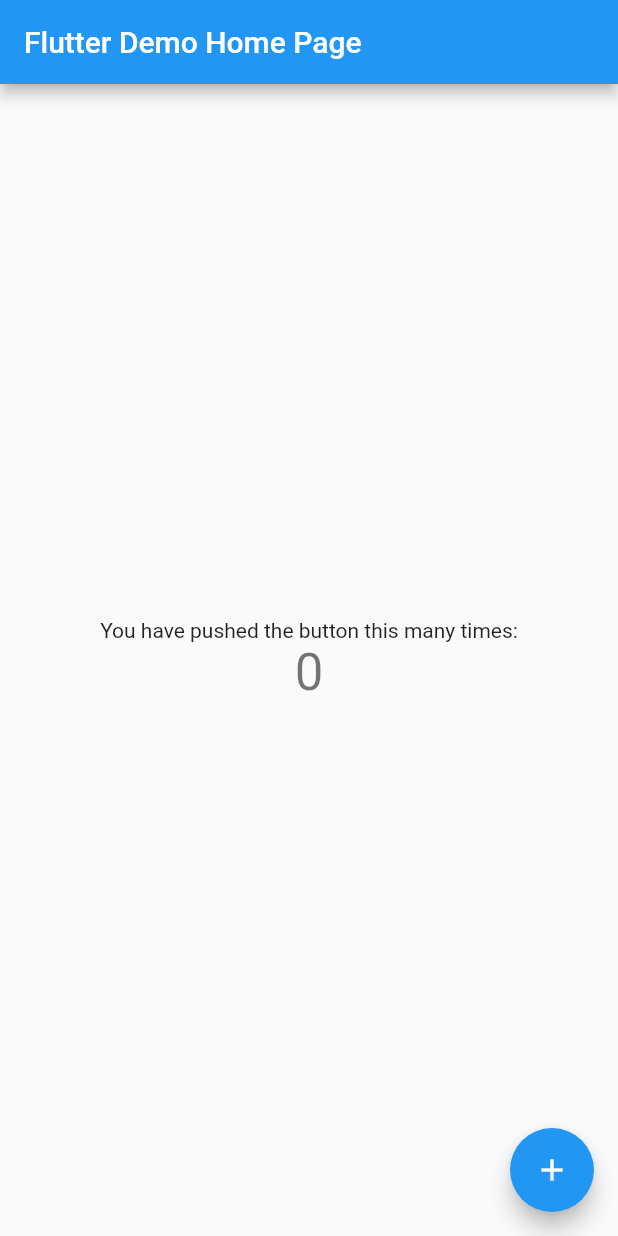
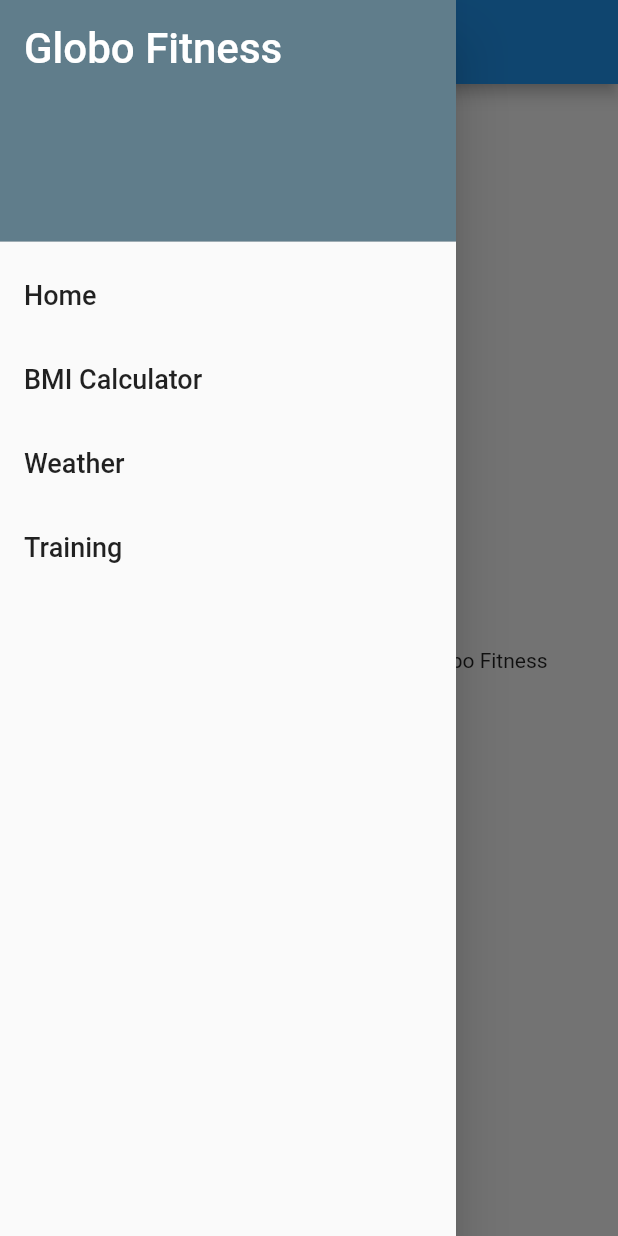
Before and after one commit to mrmodise/bmi_calculat, a Flutter app: the screen it shows after launch, with the side drawer open (before the commit the screen has no drawer), on a phone screen of 412 x 824 dp. Run offline on Flutter 3.47's test engine with Material 2 defaults, Android fonts, the phone set to English and light mode, and no system bars.

Commit message:
feat: add bmi, intro and drawer screens

```diff
--- a/lib/bmi_screen.dart
+++ b/lib/bmi_screen.dart
@@ -1,4 +1,5 @@
 import 'package:flutter/material.dart';
+import 'menu_drawer.dart';
 
 class BmiScreen extends StatelessWidget {
   const BmiScreen({Key? key}) : super(key: key);
@@ -7,8 +8,8 @@ class BmiScreen extends StatelessWidget {
   Widget build(BuildContext context) {
     return Scaffold(
       appBar: AppBar(title: const Text('BMI Calculator')),
-      bottomNavigationBar: MenuBottom(),
-      drawer: MenuDrawer(),
+      // bottomNavigationBar: MenuBottom(),
+      drawer: const MenuDrawer(),
       body: const Center(child: FlutterLogo()),
     );
   }
--- /dev/null
+++ b/lib/intro_screen.dart
@@ -0,0 +1,14 @@
+import 'package:flutter/material.dart';
+import 'package:bmi_calculator/menu_drawer.dart';
+
+class IntroScreen extends StatelessWidget {
+  const IntroScreen({Key? key}) : super(key: key);
+
+  @override
+  Widget build(BuildContext context) {
+    return Scaffold(
+      appBar: AppBar(title: const Text('Globo Fitness')),
+      drawer: const MenuDrawer(),
+    );
+  }
+}
--- a/lib/main.dart
+++ b/lib/main.dart
@@ -1,3 +1,4 @@
+import 'package:bmi_calculator/menu_drawer.dart';
 import 'package:flutter/material.dart';
 
 void main() {
@@ -11,105 +12,13 @@ class MyApp extends StatelessWidget {
   @override
   Widget build(BuildContext context) {
     return MaterialApp(
-      title: 'Flutter Demo',
-      theme: ThemeData(
-        // This is the theme of your application.
-        //
-        // Try running your application with "flutter run". You'll see the
-        // application has a blue toolbar. Then, without quitting the app, try
-        // changing the primarySwatch below to Colors.green and then invoke
-        // "hot reload" (press "r" in the console where you ran "flutter run",
-        // or simply save your changes to "hot reload" in a Flutter IDE).
-        // Notice that the counter didn't reset back to zero; the application
-        // is not restarted.
-        primarySwatch: Colors.blue,
-      ),
-      home: const MyHomePage(title: 'Flutter Demo Home Page'),
+      home: Scaffold(
+        appBar: AppBar(title: const Text('Globo Fitness')),
+        drawer: const MenuDrawer(),
+        body: const Center(
+          child: Text('Commit to be fit, dare ti be great with Globo Fitness'),
+        ),
+      )
     );
   }
 }
-
-class MyHomePage extends StatefulWidget {
-  const MyHomePage({Key? key, required this.title}) : super(key: key);
-
-  // This widget is the home page of your application. It is stateful, meaning
-  // that it has a State object (defined below) that contains fields that affect
-  // how it looks.
-
-  // This class is the configuration for the state. It holds the values (in this
-  // case the title) provided by the parent (in this case the App widget) and
-  // used by the build method of the State. Fields in a Widget subclass are
-  // always marked "final".
-
-  final String title;
-
-  @override
-  State<MyHomePage> createState() => _MyHomePageState();
-}
-
-class _MyHomePageState extends State<MyHomePage> {
-  int _counter = 0;
-
-  void _incrementCounter() {
-    setState(() {
-      // This call to setState tells the Flutter framework that something has
-      // changed in this State, which causes it to rerun the build method below
-      // so that the display can reflect the updated values. If we changed
-      // _counter without calling setState(), then the build method would not be
-      // called again, and so nothing would appear to happen.
-      _counter++;
-    });
-  }
-
-  @override
-  Widget build(BuildContext context) {
-    // This method is rerun every time setState is called, for instance as done
-    // by the _incrementCounter method above.
-    //
-    // The Flutter framework has been optimized to make rerunning build methods
-    // fast, so that you can just rebuild anything that needs updating rather
-    // than having to individually change instances of widgets.
-    return Scaffold(
-      appBar: AppBar(
-        // Here we take the value from the MyHomePage object that was created by
-        // the App.build method, and use it to set our appbar title.
-        title: Text(widget.title),
-      ),
-      body: Center(
-        // Center is a layout widget. It takes a single child and positions it
-        // in the middle of the parent.
-        child: Column(
-          // Column is also a layout widget. It takes a list of children and
-          // arranges them vertically. By default, it sizes itself to fit its
-          // children horizontally, and tries to be as tall as its parent.
-          //
-          // Invoke "debug painting" (press "p" in the console, choose the
-          // "Toggle Debug Paint" action from the Flutter Inspector in Android
-          // Studio, or the "Toggle Debug Paint" command in Visual Studio Code)
-          // to see the wireframe for each widget.
-          //
-          // Column has various properties to control how it sizes itself and
-          // how it positions its children. Here we use mainAxisAlignment to
-          // center the children vertically; the main axis here is the vertical
-          // axis because Columns are vertical (the cross axis would be
-          // horizontal).
-          mainAxisAlignment: MainAxisAlignment.center,
-          children: <Widget>[
-            const Text(
-              'You have pushed the button this many times:',
-            ),
-            Text(
-              '$_counter',
-              style: Theme.of(context).textTheme.headline4,
-            ),
-          ],
-        ),
-      ),
-      floatingActionButton: FloatingActionButton(
-        onPressed: _incrementCounter,
-        tooltip: 'Increment',
-        child: const Icon(Icons.add),
-      ), // This trailing comma makes auto-formatting nicer for build methods.
-    );
-  }
-}
--- /dev/null
+++ b/lib/menu_drawer.dart
@@ -0,0 +1,37 @@
+import 'package:flutter/material.dart';
+
+class MenuDrawer extends StatelessWidget {
+  const MenuDrawer({Key? key}) : super(key: key);
+
+  @override
+  Widget build(BuildContext context) {
+    return Drawer(
+      child: ListView(
+        children: buildMenuItems(context),
+      ),
+    );
+  }
+
+  List<Widget> buildMenuItems(BuildContext context) {
+    final List<String> menuTitles = [
+      'Home',
+      'BMI Calculator',
+      'Weather',
+      'Training'
+    ];
+
+    List<Widget> menuItems = [];
+
+    menuItems.add(const DrawerHeader(
+        decoration: BoxDecoration(color: Colors.blueGrey),
+        child: Text('Globo Fitness',
+            style: TextStyle(color: Colors.white, fontSize: 28))));
+    for (var element in menuTitles) {
+      menuItems.add(ListTile(
+        title: Text(element, style: const TextStyle(fontSize: 18)),
+        onTap: () {},
+      ));
+    }
+    return menuItems;
+  }
+}
```
